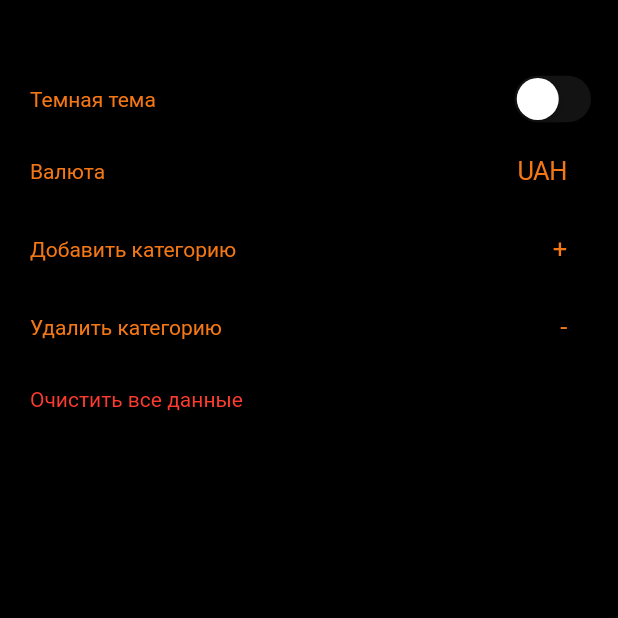
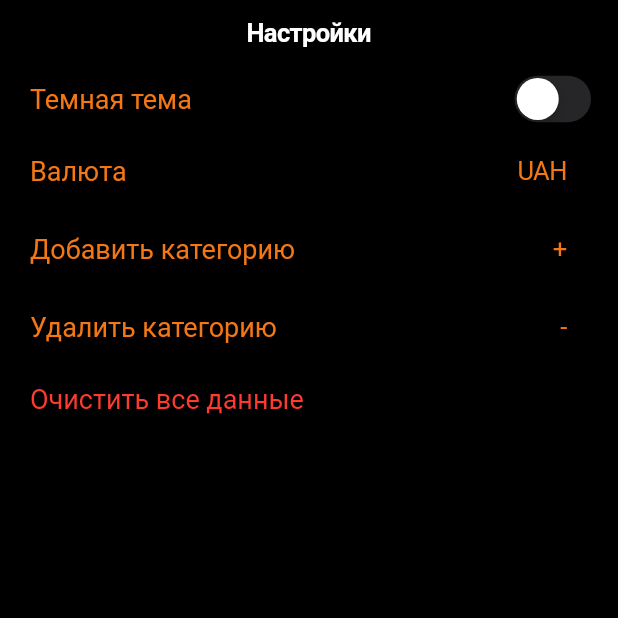
Before and after one commit to Towikk01/towibanking, a Flutter app: the SettingsScreen screen opened directly, after a tap on "Очистить все данные", on a phone screen of 412 x 824 dp, the top half of it. Run offline on Flutter 3.47's test engine with Material 3 defaults, Android fonts, the light colour scheme and no system bars; our stand-ins replace flutter_riverpod, flutter_slidable, shared_preferences; accounts and stored records are empty.

Commit message:
omg just look at this theme... also fixed whole bags

```diff
--- a/lib/core/riverpod/balance.dart
+++ b/lib/core/riverpod/balance.dart
@@ -64,4 +64,11 @@
     }
     saveBalance();
   }
+
+  void reset() async {
+    state = state.copyWith(cash: 0.0, card: 0.0);
+    var prefs = await SharedPreferences.getInstance();
+    await prefs.clear();
+    saveBalance();
+  }
 }
--- a/lib/core/riverpod/category.dart
+++ b/lib/core/riverpod/category.dart
@@ -1,5 +1,4 @@
 import 'dart:convert';
-import 'dart:math';
 
 import 'package:flutter/material.dart';
 import 'package:flutter_riverpod/flutter_riverpod.dart';
@@ -53,11 +52,6 @@
       id: 'gift',
       type: 'expense'),
   Category(
-      title: "Долг",
-      icon: Icons.account_balance_wallet,
-      id: 'debt',
-      type: 'income'),
-  Category(
       title: 'Образование',
       icon: Icons.school,
       id: 'education',
@@ -82,9 +76,14 @@
   Category(
       title: 'Игры', icon: Icons.videogame_asset, id: 'games', type: 'expense'),
   Category(title: "Зарплата", icon: Icons.money, id: 'salary', type: 'income'),
+  Category(title: "Чаевые", icon: Icons.money_off, id: 'tips', type: 'income'),
+  Category(
+      title: "Долг",
+      icon: Icons.account_balance_wallet,
+      id: 'debt',
+      type: 'income'),
   Category(
       title: "Другое", icon: Icons.attach_money, id: 'other', type: 'income'),
-  Category(title: "Чаевые", icon: Icons.money_off, id: 'tips', type: 'income'),
 ];
 
 final unifiedCategoriesProvider =
@@ -131,4 +130,11 @@
         .toList();
     await saveCategories();
   }
+
+  void reset() async {
+    state = [...defaultCategories];
+    var prefs = await SharedPreferences.getInstance();
+    await prefs.clear();
+    await saveCategories();
+  }
 }
--- /dev/null
+++ b/lib/core/riverpod/currency.dart
@@ -0,0 +1,33 @@
+import 'package:flutter_riverpod/flutter_riverpod.dart';
+import 'package:shared_preferences/shared_preferences.dart';
+
+final currencyProvider = StateNotifierProvider<CurrencyNotifier, String>((ref) {
+  return CurrencyNotifier()..loadCurrency();
+});
+
+class CurrencyNotifier extends StateNotifier<String> {
+  CurrencyNotifier() : super('UAN');
+
+  Future<void> loadCurrency() async {
+    final prefs = await SharedPreferences.getInstance();
+    final currency = prefs.getString('currency') ?? 'UAN';
+    state = currency;
+  }
+
+  Future<void> saveCurrency() async {
+    final prefs = await SharedPreferences.getInstance();
+    prefs.setString('currency', state);
+  }
+
+  void changeCurrency(String currency) {
+    state = currency;
+    saveCurrency();
+  }
+
+  void reset() async {
+    state = 'UAN';
+    var prefs = await SharedPreferences.getInstance();
+    await prefs.clear();
+    await saveCurrency();
+  }
+}
--- a/lib/core/screens/home_screen.dart
+++ b/lib/core/screens/home_screen.dart
@@ -21,7 +21,7 @@
 class _HomeScreenState extends ConsumerState<HomeScreen> {
   String currentFilter = 'Все';
   String filterByDate = 'Все';
-  DateTime customDate = DateTime.parse('2024-12-30');
+  DateTime customDate = DateTime.now();
 
   @override
   Widget build(BuildContext context) {
--- a/lib/core/screens/settings_screen.dart
+++ b/lib/core/screens/settings_screen.dart
@@ -1,7 +1,10 @@
 import 'package:flutter/cupertino.dart';
+import 'package:flutter/material.dart';
 import 'package:flutter_riverpod/flutter_riverpod.dart';
 import 'package:towibanking/core/models/category.dart';
+import 'package:towibanking/core/riverpod/balance.dart';
 import 'package:towibanking/core/riverpod/category.dart';
+import 'package:towibanking/core/riverpod/currency.dart';
 import 'package:towibanking/core/widgets/add_category.dart';
 import 'package:towibanking/core/widgets/remove_category.dart';
 
@@ -13,30 +16,22 @@
 }
 
 class _SettingsScreenState extends ConsumerState<SettingsScreen> {
-  final List<IconData> cupertinoIcons = [
-    CupertinoIcons.add,
-    CupertinoIcons.airplane,
-    CupertinoIcons.alarm,
-    CupertinoIcons.arrow_down,
-    CupertinoIcons.arrow_up,
-    CupertinoIcons.book,
-    CupertinoIcons.calendar,
-    CupertinoIcons.camera,
-    CupertinoIcons.chat_bubble,
-    CupertinoIcons.check_mark,
-    CupertinoIcons.heart,
-    CupertinoIcons.home,
-    CupertinoIcons.mail,
-    CupertinoIcons.map,
-    CupertinoIcons.music_note,
-    CupertinoIcons.person,
-    CupertinoIcons.search,
-    CupertinoIcons.settings,
-    CupertinoIcons.shopping_cart,
-    CupertinoIcons.trash,
-    CupertinoIcons.video_camera,
-    CupertinoIcons.volume_up,
-    CupertinoIcons.xmark
+  final List<IconData> icons = [
+    Icons.add,
+    Icons.remove,
+    Icons.food_bank,
+    Icons.access_alarm,
+    Icons.accessibility,
+    Icons.account_balance_wallet,
+    Icons.account_circle,
+    Icons.account_tree,
+    Icons.catching_pokemon,
+    Icons.cake,
+    Icons.calendar_today,
+    Icons.camera,
+    Icons.campaign,
+    Icons.cancel,
+    Icons.call,
   ];
 
   late Category form;
@@ -44,20 +39,22 @@
   @override
   void initState() {
     super.initState();
-    form = Category(
-        title: '', icon: cupertinoIcons.first, id: '', type: 'expense');
+    form = Category(title: '', icon: icons.first, id: '', type: 'expense');
   }
 
   @override
   Widget build(BuildContext context) {
-    final notifier = ref.read(unifiedCategoriesProvider.notifier);
+    final categories = ref.watch(unifiedCategoriesProvider.notifier);
+    final balance = ref.watch(balanceProvider.notifier);
+    final transactions = ref.watch(balanceProvider.notifier);
+    final currency = ref.watch(currencyProvider.notifier);
     void addCategory() {
       final newCategory = Category(
           title: form.title,
           icon: form.icon,
           id: DateTime.now().toIso8601String(),
           type: form.type);
-      notifier.addCategory(newCategory);
+      categories.addCategory(newCategory);
     }
 
     return CupertinoPageScaffold(
@@ -90,7 +87,7 @@
                   builder: (_) {
                     return CategoriesDialog(
                       form: form,
-                      cupertinoIcons: cupertinoIcons,
+                      icons: icons,
                       add: addCategory,
                     );
                   },
@@ -117,7 +114,12 @@
               "Очистить все данные",
               style: TextStyle(color: CupertinoColors.destructiveRed),
             ),
-            onTap: () {},
+            onTap: () {
+              balance.reset();
+              transactions.reset();
+              categories.reset();
+              currency.reset();
+            },
           ),
         ],
       ),
--- a/lib/core/widgets/add_transaction.dart
+++ b/lib/core/widgets/add_transaction.dart
@@ -3,6 +3,7 @@
 import 'package:flutter_riverpod/flutter_riverpod.dart';
 import 'package:towibanking/core/models/transaction_form.dart';
 import 'package:towibanking/core/riverpod/category.dart';
+import 'package:towibanking/core/theme/app_colors.dart';
 
 class TransactionDialogContent extends ConsumerStatefulWidget {
   final TransactionForm transactionForm;
@@ -85,7 +86,7 @@
                 DateTime tempPickedDate = form.date!;
                 return Container(
                   height: 250,
-                  color: CupertinoColors.white,
+                  color: CupertinoColors.black,
                   child: Column(
                     children: [
                       SizedBox(
@@ -132,7 +133,7 @@
         CupertinoTextField(
           padding: const EdgeInsets.all(20),
           keyboardType: TextInputType.number,
-          placeholder: 'Хау мач',
+          placeholder: 'Введите сумму',
           onChanged: (value) {
             form.amount = double.tryParse(value) ?? 0;
           },
--- a/lib/main.dart
+++ b/lib/main.dart
@@ -13,7 +13,6 @@
 class MyApp extends StatelessWidget {
   const MyApp({super.key});
 
-
   @override
   Widget build(BuildContext context) {
     return const CupertinoApp(
@@ -25,12 +24,12 @@
       ],
       debugShowCheckedModeBanner: false,
       theme: CupertinoThemeData(
-          brightness: Brightness.light,
+          brightness: Brightness.dark,
           primaryColor: AppColors.orange,
           barBackgroundColor: AppColors.black,
           scaffoldBackgroundColor: AppColors.black,
           textTheme: CupertinoTextThemeData(
-            textStyle: TextStyle(color: AppColors.orange),
+            textStyle: TextStyle(color: AppColors.orange, fontSize: 18),
             primaryColor: CupertinoColors.black,
           )),
       home: TabBar(),
```
Also changed, not shown: lib/core/riverpod/transaction.dart (+7 -0 lines), lib/core/widgets/add_category.dart (+25 -9 lines).
